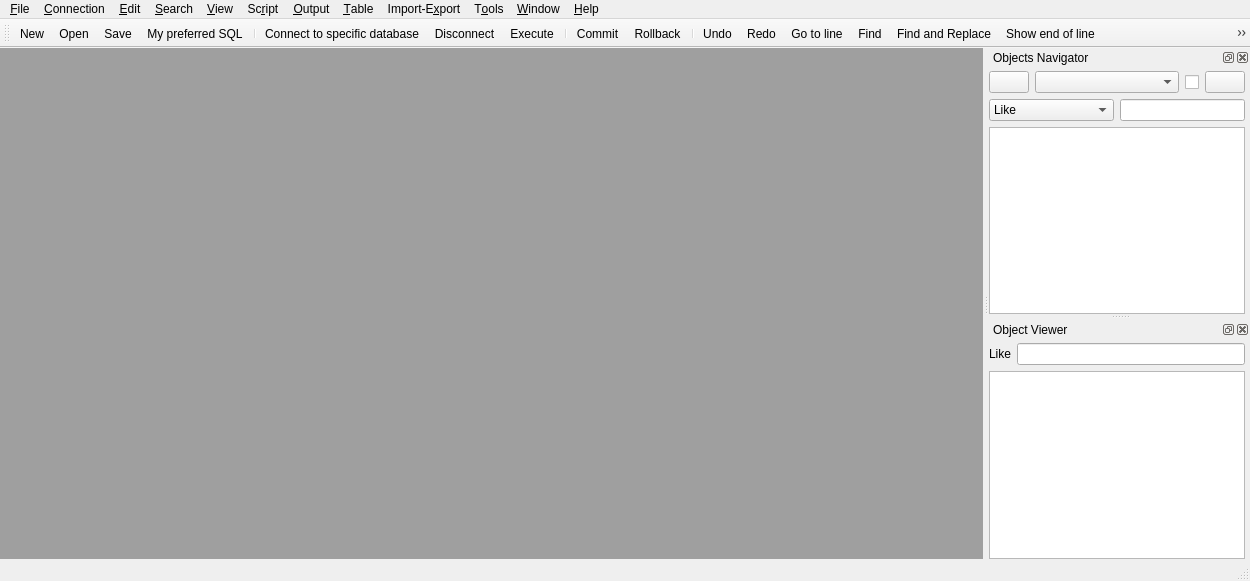
Qt form source/qtdesigner/MSql_editor_win1_ui.ui (MValaguz/MSql) before a commit.
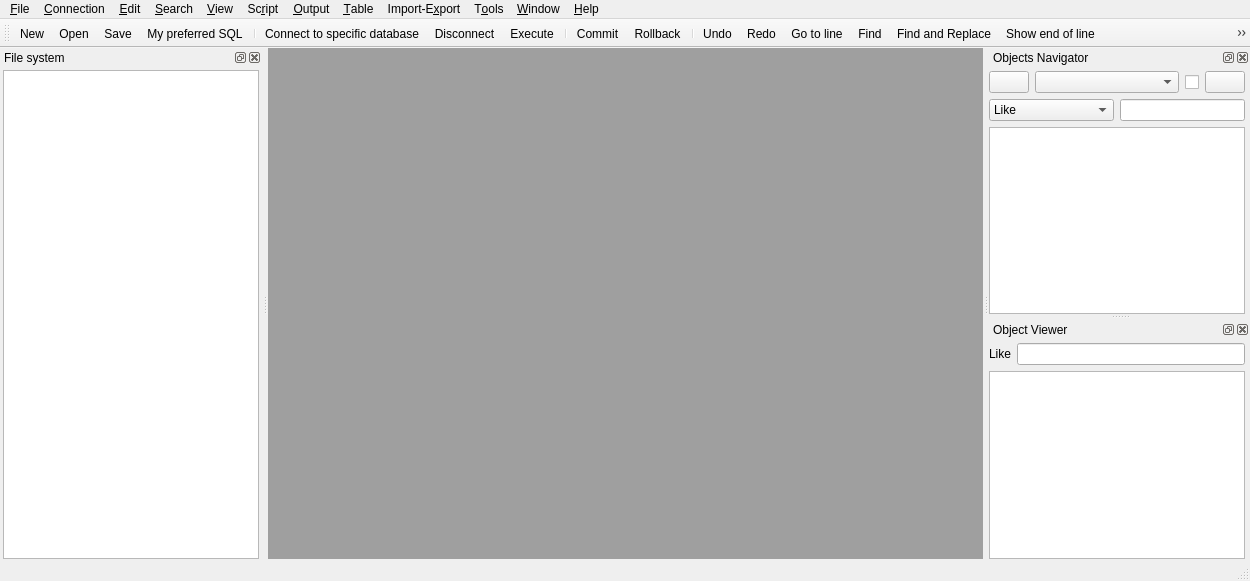
The same form after that commit. Icons and pictures are not drawn. Custom widgets are drawn as their Qt base class.

The edit to the form file:
```diff
--- a/source/qtdesigner/MSql_editor_win1_ui.ui
+++ b/source/qtdesigner/MSql_editor_win1_ui.ui
@@ -707,6 +707,36 @@
    <addaction name="actionPreferences"/>
    <addaction name="actionProgram_info"/>
   </widget>
+  <widget class="QDockWidget" name="dockWidget_3">
+   <property name="windowTitle">
+    <string>File system</string>
+   </property>
+   <attribute name="dockWidgetArea">
+    <number>1</number>
+   </attribute>
+   <widget class="QWidget" name="dockWidgetContents_3">
+    <layout class="QGridLayout" name="gridLayout_3">
+     <property name="leftMargin">
+      <number>3</number>
+     </property>
+     <property name="topMargin">
+      <number>3</number>
+     </property>
+     <property name="rightMargin">
+      <number>3</number>
+     </property>
+     <property name="bottomMargin">
+      <number>0</number>
+     </property>
+     <property name="horizontalSpacing">
+      <number>4</number>
+     </property>
+     <item row="0" column="0">
+      <widget class="QTreeView" name="o_file_system"/>
+     </item>
+    </layout>
+   </widget>
+  </widget>
   <action name="actionOpen">
    <property name="icon">
     <iconset resource="resource.qrc">
```
Left out of the diff: 27 changed lines with no effect on the pictures.
